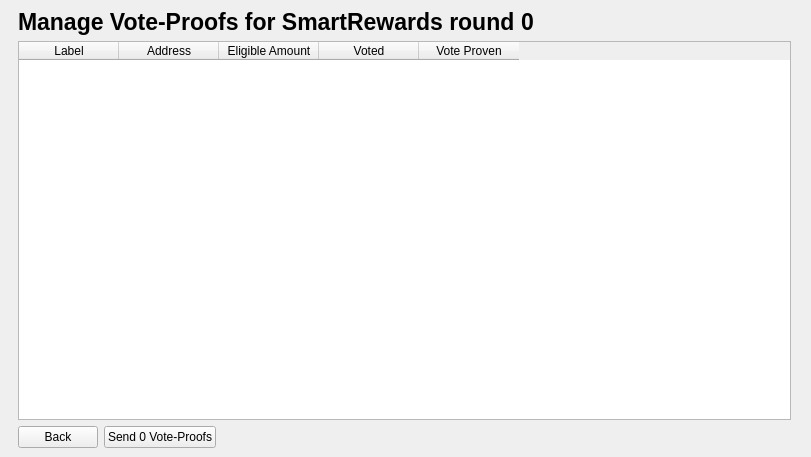
Before: the Qt Designer form src/qt/forms/smartrewardslist.ui in SmartCash/Core-Smart, drawn with Qt 5.
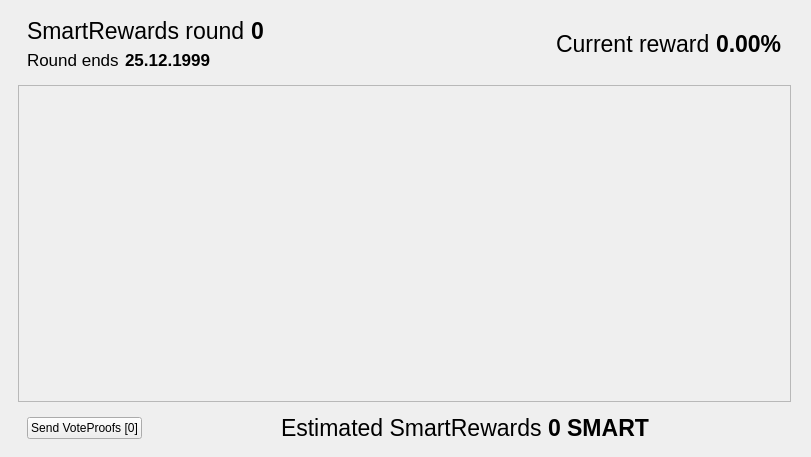
After: the same form once the commit is applied. Custom widgets are drawn as their Qt base class.

Commit message: qt: Replaced the QTableView with custom widgets in SmartgRewards tab

What changed in the file:
```diff
--- a/src/qt/forms/smartrewardslist.ui
+++ b/src/qt/forms/smartrewardslist.ui
@@ -32,7 +32,7 @@
       </size>
      </property>
      <property name="currentIndex">
-      <number>3</number>
+      <number>2</number>
      </property>
      <widget class="QWidget" name="page">
       <layout class="QVBoxLayout" name="verticalLayout_3">
@@ -98,7 +98,7 @@
           </spacer>
          </item>
          <item>
-          <widget class="QWidget" name="spinnerCpntainer" native="true">
+          <widget class="QWidget" name="spinnerContainer" native="true">
            <property name="minimumSize">
             <size>
              <width>100</width>
@@ -417,53 +417,40 @@
         </widget>
        </item>
        <item>
-        <widget class="QTableWidget" name="tableWidget">
-         <property name="editTriggers">
-          <set>QAbstractItemView::NoEditTriggers</set>
+        <widget class="QScrollArea" name="scrollArea">
+         <property name="frameShadow">
+          <enum>QFrame::Plain</enum>
          </property>
-         <property name="alternatingRowColors">
+         <property name="widgetResizable">
           <bool>true</bool>
          </property>
-         <property name="selectionBehavior">
-          <enum>QAbstractItemView::SelectRows</enum>
-         </property>
-         <property name="sortingEnabled">
-          <bool>true</bool>
-         </property>
-         <property name="columnCount">
-          <number>5</number>
-         </property>
-         <attribute name="horizontalHeaderStretchLastSection">
-          <bool>false</bool>
-         </attribute>
-         <attribute name="verticalHeaderVisible">
-          <bool>false</bool>
-         </attribute>
-         <column>
-          <property name="text">
-           <string>Label</string>
+         <widget class="QWidget" name="smartRewardsList">
+          <property name="geometry">
+           <rect>
+            <x>0</x>
+            <y>0</y>
+            <width>773</width>
+            <height>319</height>
+           </rect>
           </property>
-         </column>
-         <column>
-          <property name="text">
-           <string>Address</string>
-          </property>
-         </column>
-         <column>
-          <property name="text">
-           <string>Amount</string>
-          </property>
-         </column>
-         <column>
-          <property name="text">
-           <string>Eligible Amount</string>
-          </property>
-         </column>
-         <column>
-          <property name="text">
-           <string>Estimated SmartReward</string>
-          </property>
-         </column>
+          <layout class="QVBoxLayout" name="verticalLayout_8">
+           <property name="spacing">
+            <number>0</number>
+           </property>
+           <property name="leftMargin">
+            <number>0</number>
+           </property>
+           <property name="topMargin">
+            <number>0</number>
+           </property>
+           <property name="rightMargin">
+            <number>0</number>
+           </property>
+           <property name="bottomMargin">
+            <number>0</number>
+           </property>
+          </layout>
+         </widget>
         </widget>
        </item>
        <item>
@@ -482,9 +469,9 @@
            <number>0</number>
           </property>
           <item>
-           <widget class="QPushButton" name="btnManageProofs">
+           <widget class="QPushButton" name="btnSendProofs">
             <property name="text">
-             <string>Manage Vote-Proofs</string>
+             <string>Send VoteProofs [0]</string>
             </property>
            </widget>
           </item>
@@ -549,115 +536,6 @@
        </item>
       </layout>
      </widget>
-     <widget class="QWidget" name="pageProofs">
-      <layout class="QVBoxLayout" name="verticalLayout_6">
-       <item>
-        <layout class="QHBoxLayout" name="horizontalLayout_6">
-         <item>
-          <widget class="QLabel" name="lblProofsTitle">
-           <property name="font">
-            <font>
-             <pointsize>17</pointsize>
-             <weight>75</weight>
-             <bold>true</bold>
-            </font>
-           </property>
-           <property name="text">
-            <string>Manage Vote-Proofs for SmartRewards round</string>
-           </property>
-          </widget>
-         </item>
-         <item>
-          <widget class="QLabel" name="lblProofsTitleRound">
-           <property name="font">
-            <font>
-             <pointsize>17</pointsize>
-             <weight>75</weight>
-             <bold>true</bold>
-            </font>
-           </property>
-           <property name="text">
-            <string>0</string>
-           </property>
-          </widget>
-         </item>
-         <item>
-          <spacer name="horizontalSpacer_9">
-           <property name="orientation">
-            <enum>Qt::Horizontal</enum>
-           </property>
-           <property name="sizeHint" stdset="0">
-            <size>
-             <width>40</width>
-             <height>20</height>
-            </size>
-           </property>
-          </spacer>
-         </item>
-        </layout>
-       </item>
-       <item>
-        <widget class="QTableWidget" name="proofTable">
-         <column>
-          <property name="text">
-           <string>Label</string>
-          </property>
-         </column>
-         <column>
-          <property name="text">
-           <string>Address</string>
-          </property>
-         </column>
-         <column>
-          <property name="text">
-           <string>Eligible Amount</string>
-          </property>
-         </column>
-         <column>
-          <property name="text">
-           <string>Voted</string>
-          </property>
-         </column>
-         <column>
-          <property name="text">
-           <string>Vote Proven</string>
-          </property>
-         </column>
-        </widget>
-       </item>
-       <item>
-        <layout class="QHBoxLayout" name="horizontalLayout_5">
-         <item>
-          <widget class="QPushButton" name="btnCancelProofs">
-           <property name="text">
-            <string>Back</string>
-           </property>
-          </widget>
-         </item>
-         <item>
-          <widget class="QPushButton" name="btnSendProofs">
-           <property name="text">
-            <string>Send 0 Vote-Proofs</string>
-           </property>
-          </widget>
-         </item>
-         <item>
-          <spacer name="horizontalSpacer_8">
-           <property name="orientation">
-            <enum>Qt::Horizontal</enum>
-           </property>
-           <property name="sizeHint" stdset="0">
-            <size>
-             <width>40</width>
-             <height>20</height>
-            </size>
-           </property>
-          </spacer>
-         </item>
-        </layout>
-       </item>
-      </layout>
-     </widget>
     </widget>
    </item>
   </layout>
```
The commit also changes 7 other files.
